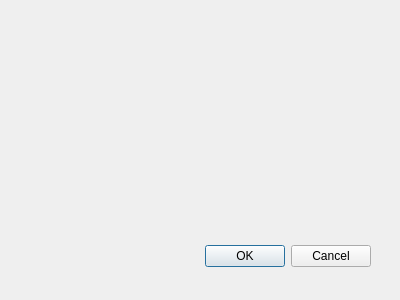
Before: the Qt Designer form addlabdialog.ui in milawoai/QtFight1, drawn with Qt 5.
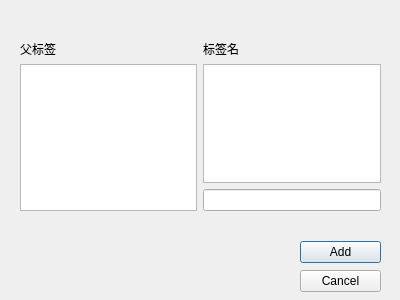
After: the same form once the commit is applied.

What changed in the file:
```diff
--- a/addlabdialog.ui
+++ b/addlabdialog.ui
@@ -15,21 +15,74 @@
   <property name="windowTitle">
    <string>Dialog</string>
   </property>
-  <widget class="QDialogButtonBox" name="buttonBox">
+  <widget class="QWidget" name="horizontalLayoutWidget">
    <property name="geometry">
     <rect>
-     <x>30</x>
+     <x>20</x>
+     <y>40</y>
+     <width>361</width>
+     <height>171</height>
+    </rect>
+   </property>
+   <layout class="QHBoxLayout" name="horizontalLayout">
+    <item>
+     <layout class="QVBoxLayout" name="verticalLayout">
+      <item>
+       <widget class="QLabel" name="label_2">
+        <property name="text">
+         <string>父标签</string>
+        </property>
+       </widget>
+      </item>
+      <item>
+       <widget class="QTreeView" name="LabeltreeView"/>
+      </item>
+     </layout>
+    </item>
+    <item>
+     <layout class="QVBoxLayout" name="verticalLayout_2">
+      <item>
+       <widget class="QLabel" name="label">
+        <property name="text">
+         <string>标签名</string>
+        </property>
+       </widget>
+      </item>
+      <item>
+       <widget class="QTextBrowser" name="textBrowser"/>
+      </item>
+      <item>
+       <widget class="QLineEdit" name="lineEdit"/>
+      </item>
+     </layout>
+    </item>
+   </layout>
+  </widget>
+  <widget class="QWidget" name="verticalLayoutWidget">
+   <property name="geometry">
+    <rect>
+     <x>300</x>
      <y>240</y>
-     <width>341</width>
-     <height>32</height>
+     <width>81</width>
+     <height>54</height>
     </rect>
    </property>
-   <property name="orientation">
-    <enum>Qt::Horizontal</enum>
-   </property>
-   <property name="standardButtons">
-    <set>QDialogButtonBox::Cancel|QDialogButtonBox::Ok</set>
-   </property>
+   <layout class="QVBoxLayout" name="verticalLayout_3">
+    <item>
+     <widget class="QPushButton" name="Add">
+      <property name="text">
+       <string>Add</string>
+      </property>
+     </widget>
+    </item>
+    <item>
+     <widget class="QPushButton" name="pushButton">
+      <property name="text">
+       <string>Cancel</string>
+      </property>
+     </widget>
+    </item>
+   </layout>
   </widget>
  </widget>
  <pixmapfunction/>
```
Left out of the diff: 35 changed lines with no effect on the pictures.
